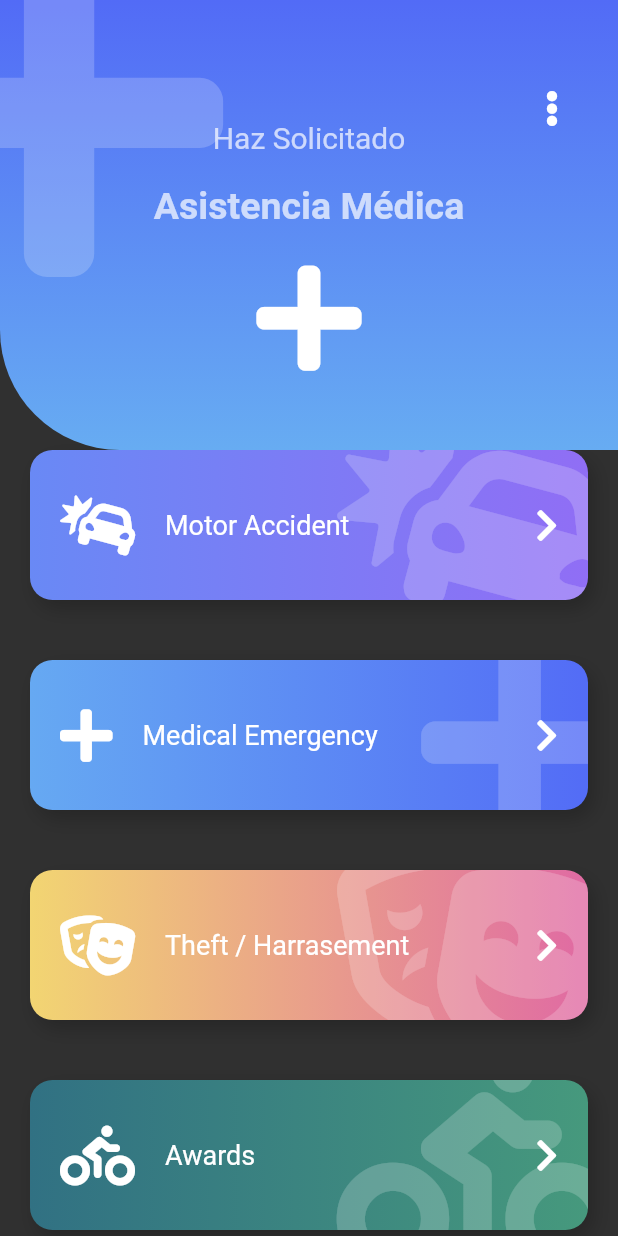
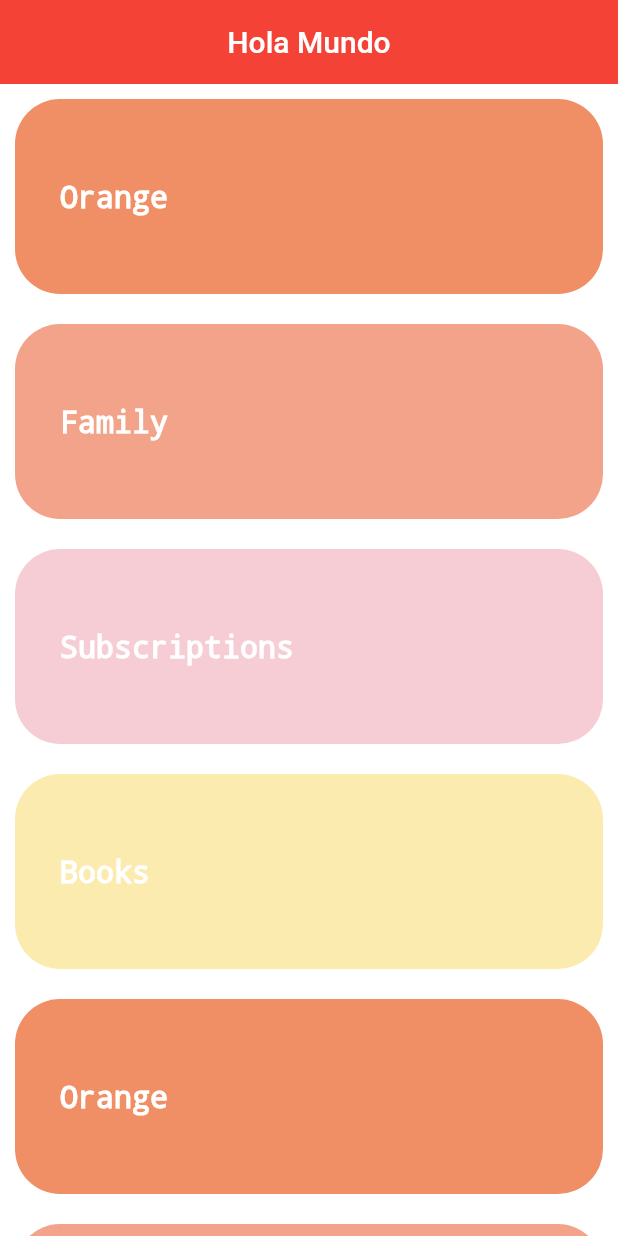
Before and after one commit to DanielFernandoYepezVelez/02-Proyecto-Movil-Flutter-Intermedio-Animaciones, a Flutter app: the screen it shows after launch, on a phone screen of 412 x 824 dp. Run offline on Flutter 3.47's test engine with Material 2 defaults, Android fonts, the phone set to English and light mode, and no system bars; our stand-ins replace animate_do, flutter_svg, font_awesome_flutter.

Commit message:
Trabajando En La Pantalla Del SliverAppBar

```diff
--- a/lib/main.dart
+++ b/lib/main.dart
@@ -37,7 +37,7 @@ class MyApp extends StatelessWidget {
     return MaterialApp(
       debugShowCheckedModeBanner: false,
       title: 'Animaciones App',
-      initialRoute: 'emergency',
+      initialRoute: 'sliverList',
       routes: appRoutes,
       theme: tema,
     );
--- a/lib/routes/routes.dart
+++ b/lib/routes/routes.dart
@@ -11,5 +11,6 @@ final Map<String, Widget Function(BuildContext)> appRoutes = {
   'slide': (_) => SlideShowScreen(),
   'slideRefactor': (_) => SlideShowRefactorScreen(),
   'pinterest': (_) => PinterestScreen(),
-  'emergency': (_) => EmergencyScreen()
+  'emergency': (_) => EmergencyScreen(),
+  'sliverList': (_) => SliverListScreen()
 };
--- a/lib/screens/screens.dart
+++ b/lib/screens/screens.dart
@@ -6,3 +6,4 @@ export 'package:animations_app/screens/emergency_screen.dart';
 export 'package:animations_app/screens/graficas_circulares_screen.dart';
 export 'package:animations_app/screens/pinterest_screen.dart';
 export 'package:animations_app/screens/slideshow__refactor_screen.dart';
+export 'package:animations_app/screens/sliver_list_screen.dart';
--- /dev/null
+++ b/lib/screens/sliver_list_screen.dart
@@ -0,0 +1,143 @@
+import 'package:flutter/material.dart';
+
+class SliverListScreen extends StatelessWidget {
+  const SliverListScreen({Key? key}) : super(key: key);
+
+  @override
+  Widget build(BuildContext context) {
+    return Container(
+      alignment: Alignment.centerLeft,
+      // child: _Titulo(),
+      // child: _ListaTareas(),
+      child: _MainScroll(),
+    );
+  }
+}
+
+class _MainScroll extends StatelessWidget {
+  final items = [
+    _ListItem(titulo: 'Orange', color: Color(0xffF08F66)),
+    _ListItem(titulo: 'Family', color: Color(0xffF2A38A)),
+    _ListItem(titulo: 'Subscriptions', color: Color(0xffF7CDD5)),
+    _ListItem(titulo: 'Books', color: Color(0xffFCEBAF)),
+    _ListItem(titulo: 'Orange', color: Color(0xffF08F66)),
+    _ListItem(titulo: 'Family', color: Color(0xffF2A38A)),
+    _ListItem(titulo: 'Subscriptions', color: Color(0xffF7CDD5)),
+    _ListItem(titulo: 'Books', color: Color(0xffFCEBAF)),
+  ];
+
+  _MainScroll({Key? key}) : super(key: key);
+
+  @override
+  Widget build(BuildContext context) {
+    return CustomScrollView(
+      physics: BouncingScrollPhysics(),
+      slivers: [
+        SliverAppBar(
+          elevation: 0,
+          floating: true,
+          centerTitle: true,
+          title: Text('Hola Mundo'),
+          backgroundColor: Colors.red,
+        ),
+        SliverList(
+          delegate: SliverChildListDelegate(this.items),
+        ),
+      ],
+    );
+  }
+}
+
+class _Titulo extends StatelessWidget {
+  const _Titulo({Key? key}) : super(key: key);
+
+  @override
+  Widget build(BuildContext context) {
+    return Column(
+      children: [
+        SizedBox(height: 30),
+        Container(
+          margin: EdgeInsets.symmetric(horizontal: 30, vertical: 10),
+          child: Text(
+            'New',
+            style: TextStyle(
+              fontSize: 50,
+              color: Colors.white,
+              decoration: TextDecoration.none,
+            ),
+          ),
+        ),
+        Stack(
+          children: [
+            Container(
+              child: Text(
+                'List',
+                style: TextStyle(
+                  fontSize: 50,
+                  color: Color(0xffD93A30),
+                  fontWeight: FontWeight.bold,
+                  decoration: TextDecoration.none,
+                ),
+              ),
+            ),
+          ],
+        ),
+      ],
+    );
+  }
+}
+
+class _ListaTareas extends StatelessWidget {
+  final items = [
+    _ListItem(titulo: 'Orange', color: Color(0xffF08F66)),
+    _ListItem(titulo: 'Family', color: Color(0xffF2A38A)),
+    _ListItem(titulo: 'Subscriptions', color: Color(0xffF7CDD5)),
+    _ListItem(titulo: 'Books', color: Color(0xffFCEBAF)),
+    _ListItem(titulo: 'Orange', color: Color(0xffF08F66)),
+    _ListItem(titulo: 'Family', color: Color(0xffF2A38A)),
+    _ListItem(titulo: 'Subscriptions', color: Color(0xffF7CDD5)),
+    _ListItem(titulo: 'Books', color: Color(0xffFCEBAF)),
+  ];
+
+  _ListaTareas({Key? key}) : super(key: key);
+
+  @override
+  Widget build(BuildContext context) {
+    return ListView.builder(
+      physics: BouncingScrollPhysics(),
+      itemCount: this.items.length,
+      itemBuilder: (BuildContext context, int index) => this.items[index],
+    );
+  }
+}
+
+class _ListItem extends StatelessWidget {
+  final Color color;
+  final String titulo;
+
+  const _ListItem({Key? key, required this.titulo, required this.color})
+      : super(key: key);
+
+  @override
+  Widget build(BuildContext context) {
+    return Container(
+      height: 130,
+      margin: EdgeInsets.all(10),
+      alignment: Alignment.centerLeft,
+      padding: EdgeInsets.all(30),
+      child: Text(
+        this.titulo,
+        style: TextStyle(
+          fontSize: 20,
+          color: Colors.white,
+          fontWeight: FontWeight.bold,
+          decoration: TextDecoration.none,
+        ),
+      ),
+      decoration: BoxDecoration(
+        color: this.color,
+        borderRadius: BorderRadius.circular(30),
+      ),
+    );
+  }
+}
--- a/lib/theme/tema.dart
+++ b/lib/theme/tema.dart
@@ -2,5 +2,8 @@ import 'package:flutter/material.dart';
 
 final tema = ThemeData.dark().copyWith(
   // accentColor: Colors.blue, (Deprecado)
-  colorScheme: ColorScheme.fromSwatch().copyWith(secondary: Colors.blue),
+  colorScheme: ColorScheme.fromSwatch().copyWith(
+    primary: Colors.black,
+    secondary: Colors.blue,
+  ),
 );
```
